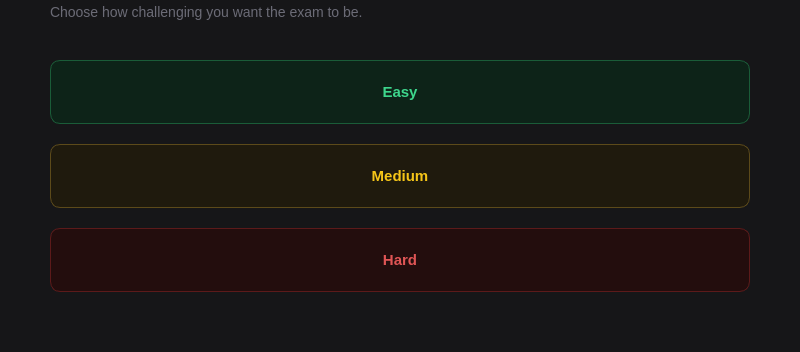
Above: src/ui/exam/difficulties/difficulties.ui from DIDimov24/Aethera before the change; both pictures show x 0 to 800 and y 164 to 516 of the 800 by 750 pixel window. Below: the same form after it.
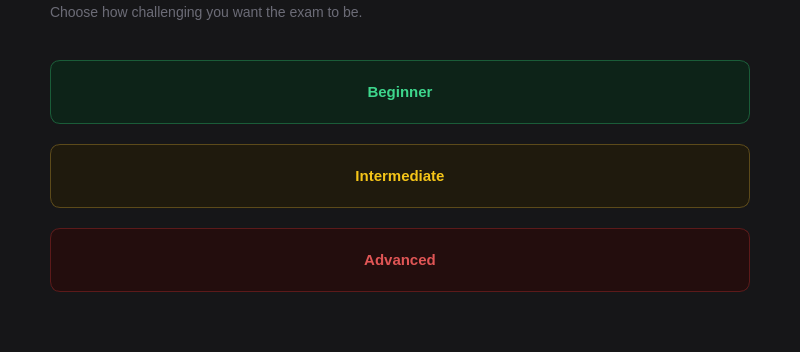
That is the form after the change.

Patch:
```diff
--- a/src/ui/exam/difficulties/difficulties.ui
+++ b/src/ui/exam/difficulties/difficulties.ui
@@ -140,7 +140,7 @@
       </size>
      </property>
      <property name="text">
-      <string>Easy</string>
+        <string>Beginner</string>
      </property>
     </widget>
    </item>
@@ -153,7 +153,7 @@
       </size>
      </property>
      <property name="text">
-      <string>Medium</string>
+        <string>Intermediate</string>
      </property>
     </widget>
    </item>
@@ -166,7 +166,7 @@
       </size>
      </property>
      <property name="text">
-      <string>Hard</string>
+        <string>Advanced</string>
      </property>
     </widget>
    </item>
```
